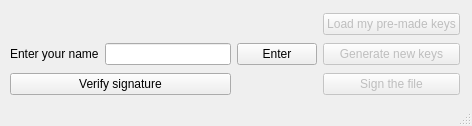
mysteryon88/ElectronicDigitalSignature, file mainwindow.ui: the form before one commit.
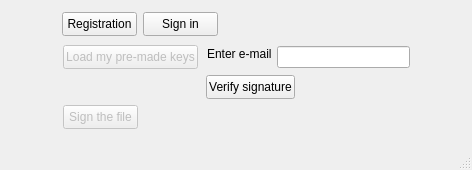
The form after the commit.

```diff
--- a/mainwindow.ui
+++ b/mainwindow.ui
@@ -13,7 +13,7 @@
     <x>0</x>
     <y>0</y>
     <width>472</width>
-    <height>126</height>
+    <height>170</height>
    </rect>
   </property>
   <property name="minimumSize">
@@ -24,8 +24,8 @@
   </property>
   <property name="maximumSize">
    <size>
-    <width>472</width>
-    <height>126</height>
+    <width>47199</width>
+    <height>10000</height>
    </size>
   </property>
   <property name="acceptDrops">
@@ -35,77 +35,102 @@
    <string>Electronic Digital Signature</string>
   </property>
   <widget class="QWidget" name="centralwidget">
-   <widget class="QWidget" name="">
+   <widget class="QPushButton" name="Registration">
     <property name="geometry">
      <rect>
-      <x>10</x>
-      <y>11</y>
-      <width>450</width>
-      <height>86</height>
+      <x>62</x>
+      <y>12</y>
+      <width>75</width>
+      <height>24</height>
      </rect>
     </property>
-    <layout class="QGridLayout" name="gridLayout">
-     <item row="0" column="3">
+    <property name="text">
+     <string>Registration</string>
+    </property>
+   </widget>
+   <widget class="QPushButton" name="SugnIn">
+    <property name="geometry">
+     <rect>
+      <x>143</x>
+      <y>12</y>
+      <width>75</width>
+      <height>24</height>
+     </rect>
+    </property>
+    <property name="text">
+     <string>Sign in</string>
+    </property>
+   </widget>
+   <widget class="QLabel" name="label">
+    <property name="geometry">
+     <rect>
+      <x>207</x>
+      <y>46</y>
+      <width>64</width>
+      <height>16</height>
+     </rect>
+    </property>
+    <property name="text">
+     <string>Enter e-mail</string>
+    </property>
+   </widget>
       <widget class="QPushButton" name="LoadMyKeys">
        <property name="enabled">
         <bool>false</bool>
        </property>
+    <property name="geometry">
+     <rect>
+      <x>63</x>
+      <y>45</y>
+      <width>135</width>
+      <height>24</height>
+     </rect>
+    </property>
        <property name="text">
         <string>Load my pre-made keys</string>
        </property>
       </widget>
-     </item>
-     <item row="1" column="0">
-      <widget class="QLabel" name="label">
-       <property name="text">
-        <string>Enter your name</string>
-       </property>
-      </widget>
-     </item>
-     <item row="1" column="1">
-      <widget class="QLineEdit" name="Name"/>
-     </item>
-     <item row="1" column="2">
-      <widget class="QPushButton" name="NewDir">
-       <property name="text">
-        <string>Enter</string>
-       </property>
-      </widget>
-     </item>
-     <item row="1" column="3">
-      <widget class="QPushButton" name="GenerateKey">
-       <property name="enabled">
-        <bool>false</bool>
-       </property>
-       <property name="text">
-        <string>Generate new keys</string>
-       </property>
-       <property name="autoExclusive">
-        <bool>false</bool>
-       </property>
-      </widget>
-     </item>
-     <item row="2" column="0" colspan="2">
+   <widget class="QLineEdit" name="EMail">
+    <property name="geometry">
+     <rect>
+      <x>277</x>
+      <y>46</y>
+      <width>133</width>
+      <height>22</height>
+     </rect>
+    </property>
+   </widget>
       <widget class="QPushButton" name="Verification">
        <property name="enabled">
         <bool>true</bool>
        </property>
+    <property name="geometry">
+     <rect>
+      <x>206</x>
+      <y>75</y>
+      <width>89</width>
+      <height>24</height>
+     </rect>
+    </property>
        <property name="text">
         <string>Verify signature</string>
        </property>
       </widget>
-     </item>
-     <item row="2" column="3">
       <widget class="QPushButton" name="SingFile">
        <property name="enabled">
         <bool>false</bool>
        </property>
+    <property name="geometry">
+     <rect>
+      <x>63</x>
+      <y>105</y>
+      <width>75</width>
+      <height>24</height>
+     </rect>
+    </property>
        <property name="text">
         <string>Sign the file</string>
        </property>
-      </widget>
-     </item>
-    </layout>
    </widget>
   </widget>
   <widget class="QStatusBar" name="statusbar"/>
```
Lines whose indentation alone changed are shown as unchanged.
